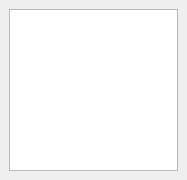
The window that cad/plugins/NanoVision-1/src/ResultsSummaryWindow.ui (kanzure/nanoengineer) describes before a commit, drawn with Qt 5.
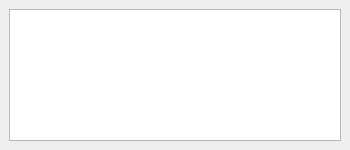
The same window after the commit.

Commit message: Beautified the input parameters and results summary windows.

```diff
--- a/cad/plugins/NanoVision-1/src/ResultsSummaryWindow.ui
+++ b/cad/plugins/NanoVision-1/src/ResultsSummaryWindow.ui
@@ -5,8 +5,8 @@
    <rect>
     <x>0</x>
     <y>0</y>
-    <width>187</width>
-    <height>180</height>
+    <width>350</width>
+    <height>150</height>
    </rect>
   </property>
   <property name="windowTitle" >
@@ -21,6 +21,9 @@
    </property>
    <item>
     <widget class="QTextEdit" name="textEdit" >
+     <property name="lineWrapMode" >
+      <enum>QTextEdit::NoWrap</enum>
+     </property>
      <property name="readOnly" >
       <bool>true</bool>
      </property>
```
The commit also changes 9 other files.
